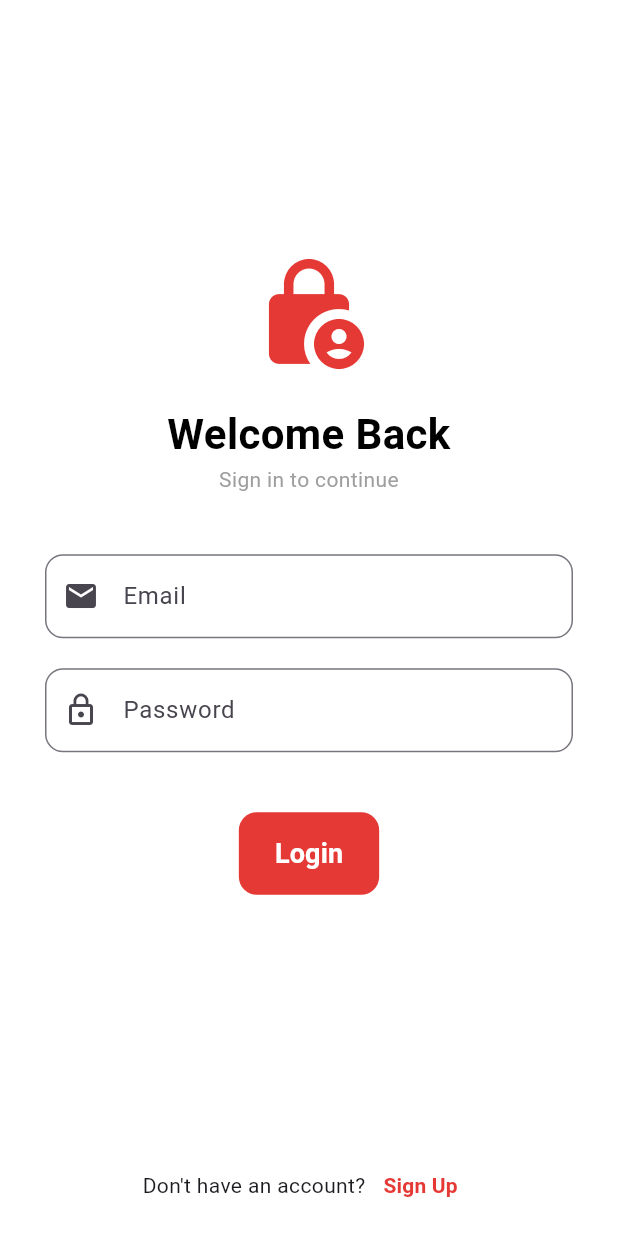
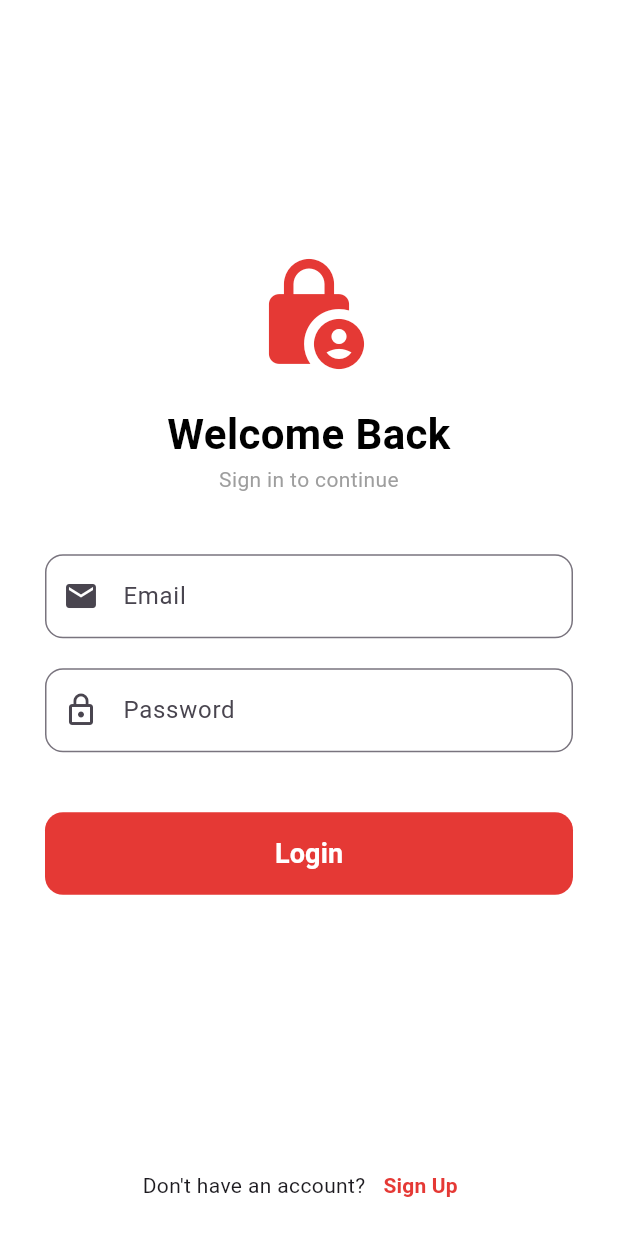
Before and after one commit to adityasaha03/AUSTmate, a Flutter app: the screen it shows after launch, on a phone screen of 412 x 824 dp. Run offline on Flutter 3.47's test engine with Material 3 defaults, Android fonts, the phone set to English and light mode, and no system bars; our stand-ins replace flutter_secure_storage, google_sign_in, share_plus, supabase_flutter, webview_flutter; accounts and stored records are empty.

Commit message:
Some Bug Fixes On Login Page

```diff
--- a/austmate/lib/pages/login_page.dart
+++ b/austmate/lib/pages/login_page.dart
@@ -45,6 +45,7 @@ class _LoginPageState extends State<LoginPage> {
   Widget build(BuildContext context) {
     return Scaffold(
       backgroundColor: Colors.white,
+      resizeToAvoidBottomInset: true,
 
       body: SafeArea(
         child: Padding(
@@ -110,6 +111,7 @@ class _LoginPageState extends State<LoginPage> {
               const SizedBox(height: 30),
 
               SizedBox(
+                width: double.infinity,
                 height: 55,
 
                 child: ElevatedButton(
```
